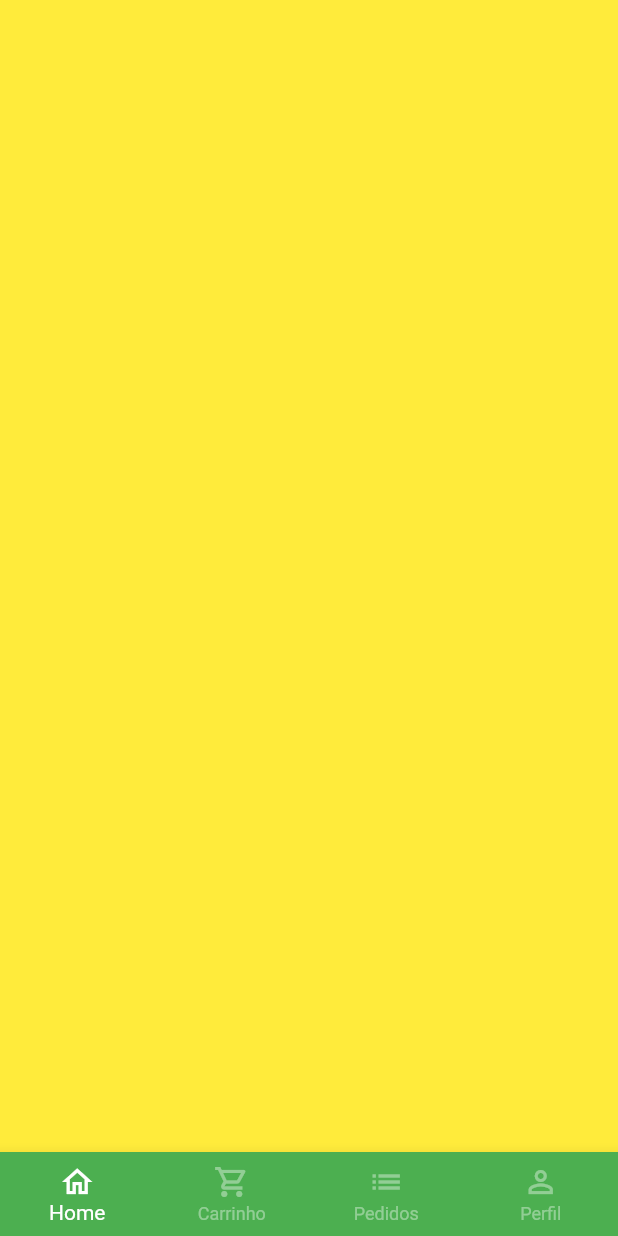
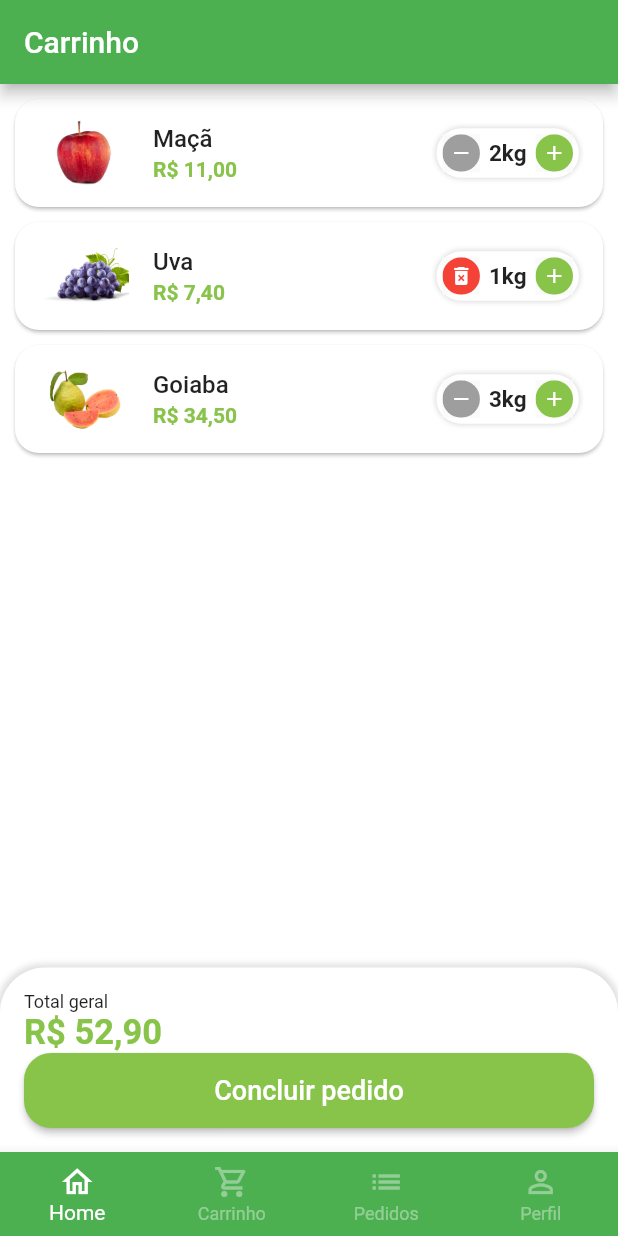
Before and after one commit to eriksongoncalves/green-grocer-flutter-app, a Flutter app: the BaseScreen screen opened directly, swiped to page 2, on a phone screen of 412 x 824 dp. Run offline on Flutter 3.47's test engine with Material 2 defaults, Android fonts, the phone set to English and light mode, and no system bars; our stand-ins replace animated_text_kit, mask_text_input_formatter.

Commit message:
cart tab

```diff
--- a/lib/src/components/quantity.dart
+++ b/lib/src/components/quantity.dart
@@ -5,12 +5,14 @@ class Quantity extends StatelessWidget {
   final int value;
   final String suffixText;
   final Function(int quantity) result;
+  final bool isRemovable;
 
   const Quantity({
     super.key,
     required this.value,
     required this.suffixText,
     required this.result,
+    this.isRemovable = false,
   });
 
   @override
@@ -29,12 +31,14 @@ class Quantity extends StatelessWidget {
         ],
       ),
       child: Row(
+        mainAxisSize: MainAxisSize.min,
         children: [
           QuantityButton(
-            icon: Icons.remove,
-            color: Colors.grey,
+            icon:
+                !isRemovable || value > 1 ? Icons.remove : Icons.delete_forever,
+            color: !isRemovable || value > 1 ? Colors.grey : Colors.red,
             onPressed: () {
-              if (value == 1) return;
+              if (value == 1 && !isRemovable) return;
 
               int resultCount = value - 1;
               result(resultCount);
--- a/lib/src/config/app_data.dart
+++ b/lib/src/config/app_data.dart
@@ -1,3 +1,4 @@
+import 'package:greengrocer/src/models/cart_item_model.dart';
 import 'package:greengrocer/src/models/item_model.dart';
 
 ItemModel apple = ItemModel(
@@ -71,3 +72,9 @@ List<String> categories = [
   'Temperos',
   'Cereais'
 ];
+
+List<CartItemModel> cartItems = [
+  CartItemModel(item: apple, quantity: 2),
+  CartItemModel(item: grape, quantity: 1),
+  CartItemModel(item: guava, quantity: 3),
+];
--- /dev/null
+++ b/lib/src/models/cart_item_model.dart
@@ -0,0 +1,13 @@
+import 'package:greengrocer/src/models/item_model.dart';
+
+class CartItemModel {
+  ItemModel item;
+  int quantity;
+
+  CartItemModel({
+    required this.item,
+    required this.quantity,
+  });
+
+  double totalPrice() => item.price * quantity;
+}
--- a/lib/src/pages/base/base_screen.dart
+++ b/lib/src/pages/base/base_screen.dart
@@ -1,4 +1,5 @@
 import 'package:flutter/material.dart';
+import 'package:greengrocer/src/pages/cart/cart_tab.dart';
 import 'package:greengrocer/src/pages/home/home_tab.dart';
 
 class BaseScreen extends StatefulWidget {
@@ -20,9 +21,7 @@ class _BaseScreenState extends State<BaseScreen> {
         controller: pageController,
         children: [
           const HomeTab(),
-          Container(
-            color: Colors.yellow,
-          ),
+          CartTab(),
           Container(
             color: Colors.blue,
           ),
--- /dev/null
+++ b/lib/src/pages/cart/cart_tab.dart
@@ -0,0 +1,150 @@
+import 'package:flutter/material.dart';
+import 'package:greengrocer/src/config/custom_colors.dart';
+import 'package:greengrocer/src/models/cart_item_model.dart';
+import 'package:greengrocer/src/pages/cart/components/cart_tile.dart';
+import 'package:greengrocer/src/services/utils_services.dart';
+
+// ignore: library_prefixes, unused_import
+import 'package:greengrocer/src/config/app_data.dart' as appData;
+
+class CartTab extends StatefulWidget {
+  const CartTab({super.key});
+
+  @override
+  State<CartTab> createState() => _CartTabState();
+}
+
+class _CartTabState extends State<CartTab> {
+  final UtilsServices utilsServices = UtilsServices();
+
+  void removeItemFromCart(CartItemModel cartItem) {
+    setState(() {
+      appData.cartItems.remove(cartItem);
+    });
+  }
+
+  double cartTotalPrice() {
+    double total = 0;
+
+    for (var item in appData.cartItems) {
+      total += item.totalPrice();
+    }
+
+    return total;
+  }
+
+  Future<bool?> showOrderConfirmation() {
+    return showDialog<bool>(
+      context: context,
+      builder: (context) => AlertDialog(
+        shape: RoundedRectangleBorder(
+          borderRadius: BorderRadius.circular(20),
+        ),
+        title: const Text('Confirmação'),
+        content: const Text(
+          'Deseja realmente confluir o pedido?',
+        ),
+        actions: [
+          TextButton(
+            onPressed: () {
+              Navigator.of(context).pop(false);
+            },
+            child: const Text('Não'),
+          ),
+          ElevatedButton(
+            style: ElevatedButton.styleFrom(
+              shape: RoundedRectangleBorder(
+                borderRadius: BorderRadius.circular(20),
+              ),
+            ),
+            onPressed: () {
+              Navigator.of(context).pop(true);
+            },
+            child: const Text('Sim'),
+          ),
+        ],
+      ),
+    );
+  }
+
+  @override
+  Widget build(BuildContext context) {
+    return Scaffold(
+      appBar: AppBar(
+        centerTitle: false,
+        title: const Text("Carrinho"),
+      ),
+      body: Column(
+        children: [
+          Expanded(
+            child: ListView.builder(
+              itemCount: appData.cartItems.length,
+              itemBuilder: (_, index) => CartTile(
+                cartItem: appData.cartItems[index],
+                remove: removeItemFromCart,
+              ),
+            ),
+          ),
+          const SizedBox(
+            height: 20,
+          ),
+          Container(
+            padding: const EdgeInsets.all(16),
+            decoration: BoxDecoration(
+              color: Colors.white,
+              borderRadius: const BorderRadius.vertical(
+                top: Radius.circular(30),
+              ),
+              boxShadow: [
+                BoxShadow(
+                  color: Colors.grey.shade300,
+                  blurRadius: 3,
+                  spreadRadius: 2,
+                ),
+              ],
+            ),
+            child: Column(
+              crossAxisAlignment: CrossAxisAlignment.stretch,
+              children: [
+                const Text(
+                  "Total geral",
+                  style: TextStyle(fontSize: 12),
+                ),
+                Text(
+                  utilsServices.priceToCurrency(cartTotalPrice()),
+                  style: TextStyle(
+                    fontSize: 23,
+                    color: CustomColors.customSwatchColor,
+                    fontWeight: FontWeight.bold,
+                  ),
+                ),
+                SizedBox(
+                  height: 50,
+                  child: ElevatedButton(
+                    onPressed: () async {
+                      bool? result = await showOrderConfirmation();
+
+                      print('>>> result $result');
+                    },
+                    style: ElevatedButton.styleFrom(
+                      backgroundColor: CustomColors.customSwatchColor,
+                      shape: RoundedRectangleBorder(
+                        borderRadius: BorderRadius.circular(18),
+                      ),
+                    ),
+                    child: const Text(
+                      "Concluir pedido",
+                      style: TextStyle(
+                        fontSize: 18,
+                      ),
+                    ),
+                  ),
+                ),
+              ],
+            ),
+          )
+        ],
+      ),
+    );
+  }
+}
--- /dev/null
+++ b/lib/src/pages/cart/components/cart_tile.dart
@@ -0,0 +1,65 @@
+import 'package:flutter/material.dart';
+import 'package:greengrocer/src/components/quantity.dart';
+import 'package:greengrocer/src/config/custom_colors.dart';
+import 'package:greengrocer/src/models/cart_item_model.dart';
+import 'package:greengrocer/src/services/utils_services.dart';
+
+class CartTile extends StatefulWidget {
+  final CartItemModel cartItem;
+  final Function(CartItemModel) remove;
+
+  const CartTile({
+    super.key,
+    required this.cartItem,
+    required this.remove,
+  });
+
+  @override
+  State<CartTile> createState() => _CartTileState();
+}
+
+class _CartTileState extends State<CartTile> {
+  final UtilsServices utilsServices = UtilsServices();
+
+  @override
+  Widget build(BuildContext context) {
+    return Card(
+      margin: const EdgeInsets.fromLTRB(10, 10, 10, 0),
+      shape: RoundedRectangleBorder(
+        borderRadius: BorderRadius.circular(16),
+      ),
+      child: ListTile(
+        leading: Image.asset(
+          widget.cartItem.item.imgUrl,
+          height: 60,
+          width: 60,
+        ),
+        title: Text(
+          widget.cartItem.item.itemName,
+          style: const TextStyle(
+            fontWeight: FontWeight.w500,
+          ),
+        ),
+        subtitle: Text(
+          utilsServices.priceToCurrency(widget.cartItem.totalPrice()),
+          style: TextStyle(
+            color: CustomColors.customSwatchColor,
+            fontWeight: FontWeight.bold,
+          ),
+        ),
+        trailing: Quantity(
+          suffixText: widget.cartItem.item.unit,
+          value: widget.cartItem.quantity,
+          result: (quantity) {
+            widget.cartItem.quantity = quantity;
+
+            if (quantity == 0) {
+              widget.remove(widget.cartItem);
+            }
+          },
+          isRemovable: true,
+        ),
+      ),
+    );
+  }
+}
```
